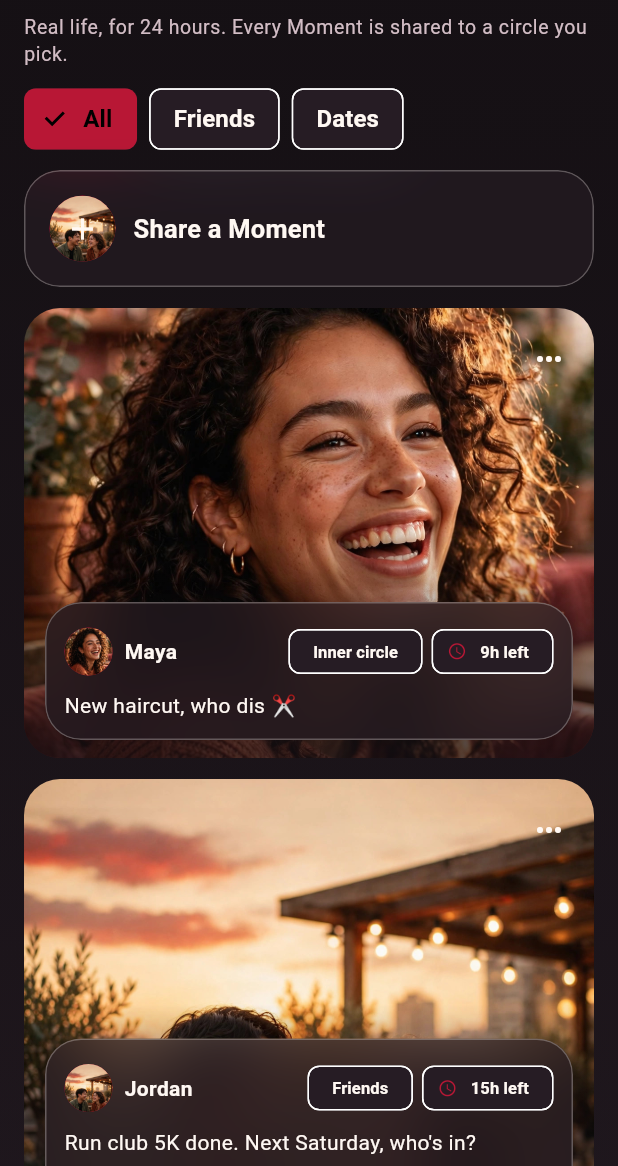
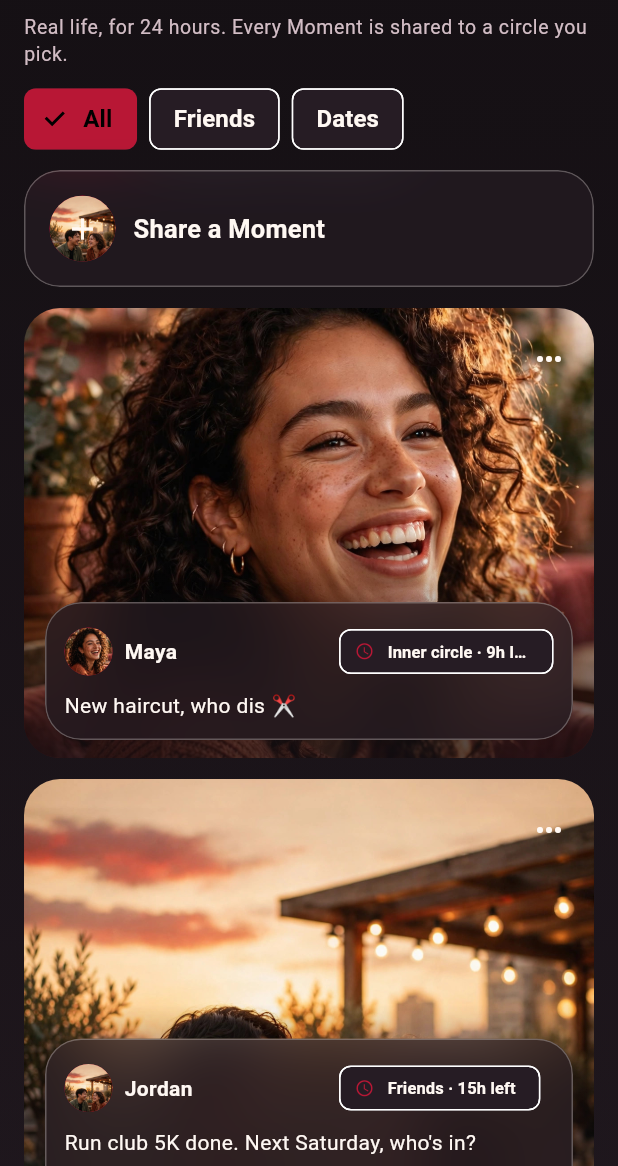
Before and after one commit to IamTharunsai/carino, a Flutter app: the MomentsScreen screen opened directly, on a phone screen of 412 x 824 dp, the part 70-1236 px from its top. Run offline on Flutter 3.47's test engine with Material 3 defaults, Android fonts, the phone set to English and light mode, and no system bars; our stand-ins replace supabase_flutter; accounts and stored records are empty.

Commit message:
Fix Moments header overflow on small phones; all 40 tests pass
Co-Authored-By: Claude Opus 5.5 <noreply@anthropic.com>

```diff
--- a/lib/screens/moments/moments_screen.dart
+++ b/lib/screens/moments/moments_screen.dart
@@ -217,20 +217,20 @@ class _MomentsScreenState extends State<MomentsScreen> {
                                 fontWeight: FontWeight.w600),
                           ),
                         ),
-                        if (moment.circle != Circle.everyone)
-                          Padding(
-                            padding: const EdgeInsets.only(right: 6),
-                            child: Chip(
-                              label: Text(moment.circle.label),
-                              visualDensity: VisualDensity.compact,
-                              labelStyle: const TextStyle(fontSize: 11),
+                        // Circle + expiry in one chip that can shrink, so
+                        // the header never overflows on small phones.
+                        Flexible(
+                          child: Chip(
+                            avatar: const Icon(Icons.schedule, size: 13),
+                            label: Text(
+                              moment.circle == Circle.everyone
+                                  ? moment.expiresInLabel
+                                  : '${moment.circle.label} · ${moment.expiresInLabel}',
+                              overflow: TextOverflow.ellipsis,
                             ),
+                            visualDensity: VisualDensity.compact,
+                            labelStyle: const TextStyle(fontSize: 11),
                           ),
-                        Chip(
-                          avatar: const Icon(Icons.schedule, size: 13),
-                          label: Text(moment.expiresInLabel),
-                          visualDensity: VisualDensity.compact,
-                          labelStyle: const TextStyle(fontSize: 11),
                         ),
                       ],
                     ),
```
Also changed, not shown: 1 other file.
